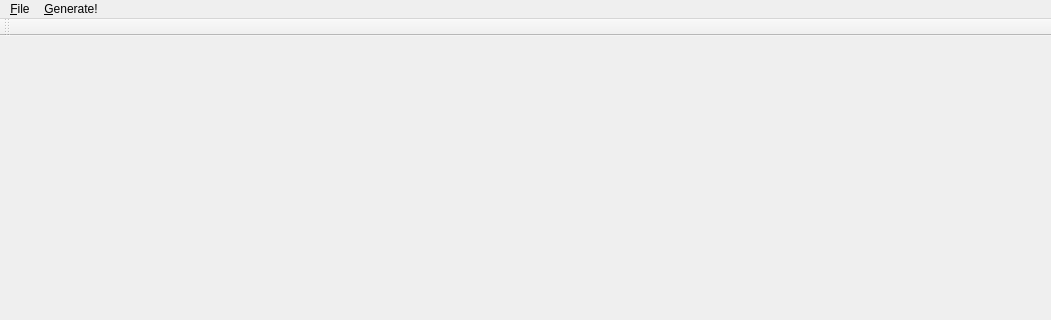
The window that jstexture/mainwindow.ui (maxlambertini/Warp2010) describes before a commit, drawn with Qt 5; both pictures show x 0 to 1051 and y 0 to 320 of the 1051 by 692 pixel window.
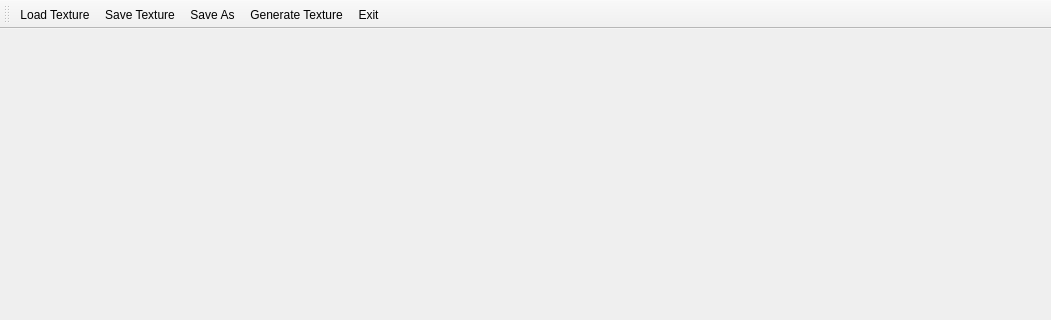
The same window after the commit.

Diff of the .ui file:
```diff
--- a/jstexture/mainwindow.ui
+++ b/jstexture/mainwindow.ui
@@ -14,34 +14,6 @@
    <string>MainWindow</string>
   </property>
   <widget class="QWidget" name="centralWidget"/>
-  <widget class="QMenuBar" name="menuBar">
-   <property name="geometry">
-    <rect>
-     <x>0</x>
-     <y>0</y>
-     <width>1051</width>
-     <height>21</height>
-    </rect>
-   </property>
-   <widget class="QMenu" name="menu_File">
-    <property name="title">
-     <string>&amp;File</string>
-    </property>
-    <addaction name="action_Load_Texture"/>
-    <addaction name="action_Save_Texture"/>
-    <addaction name="actionSave_As"/>
-    <addaction name="separator"/>
-    <addaction name="action_Exit"/>
-   </widget>
-   <widget class="QMenu" name="menu_Generate">
-    <property name="title">
-     <string>&amp;Generate!</string>
-    </property>
-    <addaction name="action_Generate_Texture"/>
-   </widget>
-   <addaction name="menu_File"/>
-   <addaction name="menu_Generate"/>
-  </widget>
   <widget class="QToolBar" name="mainToolBar">
    <attribute name="toolBarArea">
     <enum>TopToolBarArea</enum>
@@ -49,6 +21,11 @@
    <attribute name="toolBarBreak">
     <bool>false</bool>
    </attribute>
+   <addaction name="action_Load_Texture"/>
+   <addaction name="action_Save_Texture"/>
+   <addaction name="actionSave_As"/>
+   <addaction name="action_Generate_Texture"/>
+   <addaction name="action_Exit"/>
   </widget>
   <widget class="QStatusBar" name="statusBar"/>
   <action name="action_Load_Texture">
```
